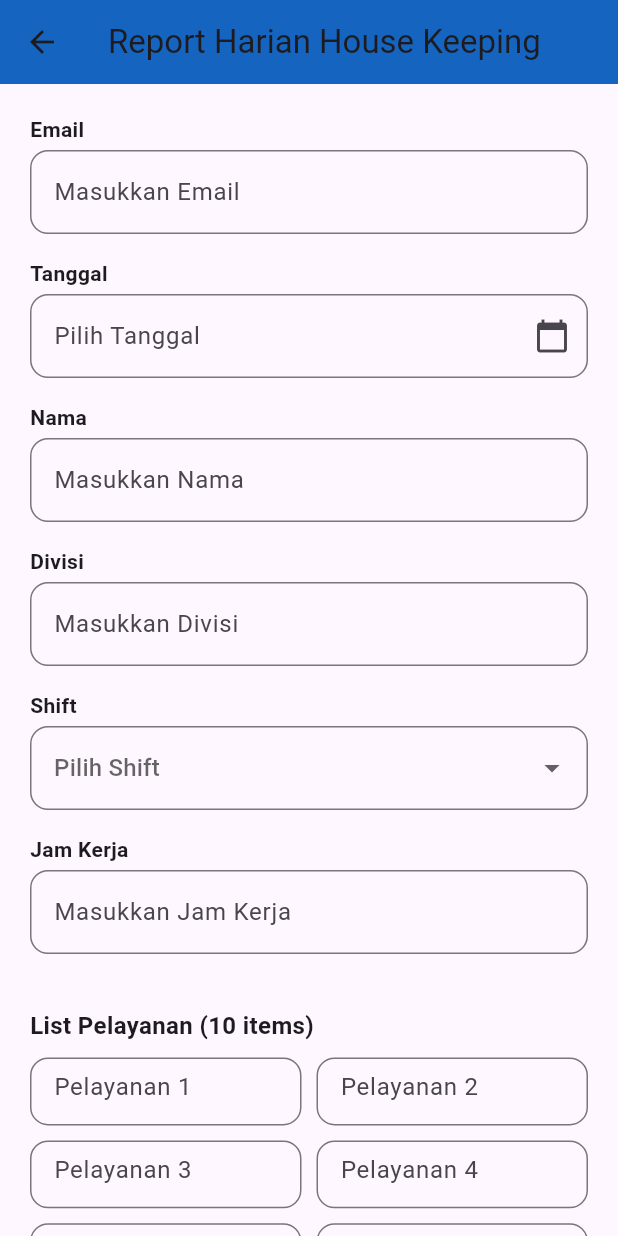
After one commit to PutriMaya22/StaffLink-smartphone, a Flutter app: the HousekeepingReportForm screen opened directly, on a phone screen of 412 x 824 dp. The commit adds this screen. Run offline on Flutter 3.47's test engine with Material 3 defaults, Android fonts, the phone set to English and light mode, and no system bars; our stand-ins replace image_picker.

Commit message:
update_160525

```diff
--- /dev/null
+++ b/lib/screens/HousekeepingReportForm.dart
@@ -0,0 +1,267 @@
+import 'package:flutter/material.dart';
+import 'package:intl/intl.dart';
+import 'dart:io';
+import 'package:image_picker/image_picker.dart';
+
+class HousekeepingReportForm extends StatefulWidget {
+  @override
+  _HousekeepingReportFormState createState() => _HousekeepingReportFormState();
+}
+
+class _HousekeepingReportFormState extends State<HousekeepingReportForm> {
+  final _formKey = GlobalKey<FormState>();
+  final _dateController = TextEditingController();
+  final ImagePicker _picker = ImagePicker();
+
+  String? selectedShift;
+  final List<String?> pelayanan = List.filled(10, '');
+  final List<File?> dokumen = List.filled(10, null);
+
+  Future<void> _selectDate() async {
+    DateTime? picked = await showDatePicker(
+      context: context,
+      initialDate: DateTime.now(),
+      firstDate: DateTime(2020),
+      lastDate: DateTime(2100),
+    );
+    if (picked != null) {
+      setState(() {
+        _dateController.text = DateFormat('yyyy-MM-dd').format(picked);
+      });
+    }
+  }
+
+  Future<void> _pickImage(int index) async {
+    final XFile? image = await _picker.pickImage(source: ImageSource.gallery);
+    if (image != null) {
+      setState(() {
+        dokumen[index] = File(image.path);
+      });
+    }
+  }
+
+  @override
+  void dispose() {
+    _dateController.dispose();
+    super.dispose();
+  }
+
+  @override
+  Widget build(BuildContext context) {
+    return Scaffold(
+      appBar: AppBar(
+        title: Text('Report Harian House Keeping'),
+        backgroundColor: Colors.blue[800],
+      ),
+      body: SingleChildScrollView(
+        padding: EdgeInsets.all(20),
+        child: Form(
+          key: _formKey,
+          child: Column(
+            children: [
+              buildTextField(
+                label: "Email",
+                keyboardType: TextInputType.emailAddress,
+              ),
+              buildDateField(context),
+              buildTextField(label: "Nama"),
+              buildTextField(label: "Divisi"),
+              buildDropdownField(),
+              buildTextField(label: "Jam Kerja"),
+
+              SizedBox(height: 20),
+              buildPelayananSection(),
+              SizedBox(height: 20),
+              buildDokumentasiSection(),
+
+              SizedBox(height: 24),
+              ElevatedButton(
+                onPressed: () {
+                  if (_formKey.currentState!.validate()) {
+                    _formKey.currentState!.save(); // simpan data pelayanan
+                    ScaffoldMessenger.of(
+                      context,
+                    ).showSnackBar(SnackBar(content: Text('Form submitted')));
+                  }
+                },
+                style: ElevatedButton.styleFrom(
+                  backgroundColor: Colors.blue[700],
+                  shape: StadiumBorder(),
+                  padding: EdgeInsets.symmetric(vertical: 16),
+                ),
+                child: Center(
+                  child: Text('Submit Report', style: TextStyle(fontSize: 18)),
+                ),
+              ),
+            ],
+          ),
+        ),
+      ),
+    );
+  }
+
+  Widget buildTextField({required String label, TextInputType? keyboardType}) {
+    return Column(
+      crossAxisAlignment: CrossAxisAlignment.start,
+      children: [
+        Text(label, style: TextStyle(fontWeight: FontWeight.w600)),
+        SizedBox(height: 4),
+        TextFormField(
+          keyboardType: keyboardType,
+          validator:
+              (value) => value == null || value.isEmpty ? 'Wajib diisi' : null,
+          decoration: InputDecoration(
+            hintText: 'Masukkan $label',
+            border: OutlineInputBorder(
+              borderRadius: BorderRadius.circular(12.0),
+            ),
+          ),
+        ),
+        SizedBox(height: 16),
+      ],
+    );
+  }
+
+  Widget buildDateField(BuildContext context) {
+    return Column(
+      crossAxisAlignment: CrossAxisAlignment.start,
+      children: [
+        Text("Tanggal", style: TextStyle(fontWeight: FontWeight.w600)),
+        SizedBox(height: 4),
+        TextFormField(
+          controller: _dateController,
+          readOnly: true,
+          onTap: _selectDate,
+          validator:
+              (value) =>
+                  value == null || value.isEmpty ? 'Pilih tanggal' : null,
+          decoration: InputDecoration(
+            hintText: 'Pilih Tanggal',
+            border: OutlineInputBorder(
+              borderRadius: BorderRadius.circular(12.0),
+            ),
+            suffixIcon: Icon(Icons.calendar_today),
+          ),
+        ),
+        SizedBox(height: 16),
+      ],
+    );
+  }
+
+  Widget buildDropdownField() {
+    return Column(
+      crossAxisAlignment: CrossAxisAlignment.start,
+      children: [
+        Text("Shift", style: TextStyle(fontWeight: FontWeight.w600)),
+        SizedBox(height: 4),
+        DropdownButtonFormField<String>(
+          decoration: InputDecoration(
+            border: OutlineInputBorder(
+              borderRadius: BorderRadius.circular(12.0),
+            ),
+          ),
+          hint: Text('Pilih Shift'),
+          value: selectedShift,
+          validator: (value) => value == null ? 'Pilih shift' : null,
+          onChanged: (value) {
+            setState(() {
+              selectedShift = value;
+            });
+          },
+          items:
+              ['Pagi', 'Siang', 'Malam']
+                  .map(
+                    (shift) =>
+                        DropdownMenuItem(value: shift, child: Text(shift)),
+                  )
+                  .toList(),
+        ),
+        SizedBox(height: 16),
+      ],
+    );
+  }
+
+  Widget buildPelayananSection() {
+    return Column(
+      crossAxisAlignment: CrossAxisAlignment.start,
+      children: [
+        Text(
+          "List Pelayanan (10 items)",
+          style: TextStyle(fontSize: 16, fontWeight: FontWeight.w600),
+        ),
+        SizedBox(height: 10),
+        GridView.builder(
+          shrinkWrap: true,
+          physics: NeverScrollableScrollPhysics(),
+          itemCount: 10,
+          gridDelegate: SliverGridDelegateWithFixedCrossAxisCount(
+            crossAxisCount: 2,
+            childAspectRatio: 4,
+            crossAxisSpacing: 10,
+            mainAxisSpacing: 10,
+          ),
+          itemBuilder: (_, i) {
+            return TextFormField(
+              decoration: InputDecoration(
+                hintText: 'Pelayanan ${i + 1}',
+                border: OutlineInputBorder(
+                  borderRadius: BorderRadius.circular(12.0),
+                ),
+              ),
+              onSaved: (val) => pelayanan[i] = val ?? '',
+            );
+          },
+        ),
+      ],
+    );
+  }
+
+  Widget buildDokumentasiSection() {
+    return Column(
+      crossAxisAlignment: CrossAxisAlignment.start,
+      children: [
+        Text(
+          "Dokumentasi Pelayanan (Upload 10 dokumen)",
+          style: TextStyle(fontSize: 16, fontWeight: FontWeight.w600),
+        ),
+        SizedBox(height: 10),
+        GridView.builder(
+          shrinkWrap: true,
+          physics: NeverScrollableScrollPhysics(),
+          itemCount: 10,
+          gridDelegate: SliverGridDelegateWithFixedCrossAxisCount(
+            crossAxisCount: 2,
+            childAspectRatio: 3.5,
+            crossAxisSpacing: 10,
+            mainAxisSpacing: 10,
+          ),
+          itemBuilder: (_, i) {
+            final file = dokumen[i];
+            return ElevatedButton(
+              onPressed: () => _pickImage(i),
+              style: ElevatedButton.styleFrom(
+                backgroundColor: file != null ? Colors.green : Colors.blue,
+                padding: EdgeInsets.symmetric(vertical: 10),
+              ),
+              child:
+                  file != null
+                      ? Row(
+                        mainAxisAlignment: MainAxisAlignment.spaceBetween,
+                        children: [
+                          Flexible(
+                            child: Text(
+                              'File ${i + 1} selected',
+                              overflow: TextOverflow.ellipsis,
+                            ),
+                          ),
+                          Icon(Icons.check_circle, color: Colors.white),
+                        ],
+                      )
+                      : Text('Upload ${i + 1}'),
+            );
+          },
+        ),
+      ],
+    );
+  }
+}
--- a/lib/screens/home.dart
+++ b/lib/screens/home.dart
@@ -1,4 +1,5 @@
 import 'package:flutter/material.dart';
+import 'HousekeepingReportForm.dart';
 
 class TaskManagerScreen extends StatelessWidget {
   const TaskManagerScreen({super.key});
@@ -7,7 +8,17 @@ class TaskManagerScreen extends StatelessWidget {
   Widget build(BuildContext context) {
     return Scaffold(
       backgroundColor: Colors.grey[100],
+
       bottomNavigationBar: BottomNavigationBar(
+        currentIndex: 0,
+        onTap: (index) {
+          if (index == 1) {
+            Navigator.push(
+              context,
+              MaterialPageRoute(builder: (context) => HousekeepingReportForm()),
+            );
+          }
+        },
         items: const [
           BottomNavigationBarItem(icon: Icon(Icons.home), label: 'Home'),
           BottomNavigationBarItem(icon: Icon(Icons.assignment), label: 'Form'),
@@ -21,6 +32,7 @@ class TaskManagerScreen extends StatelessWidget {
         unselectedItemColor: Colors.grey,
         showUnselectedLabels: true,
       ),
+
       body: SafeArea(
         child: Column(
           children: [
--- a/pubspec.yaml
+++ b/pubspec.yaml
@@ -1,6 +1,6 @@
 name: stafflink
 description: "A new Flutter project."
-publish_to: 'none'
+publish_to: "none"
 
 version: 1.0.0+1
 
@@ -10,7 +10,11 @@ environment:
 dependencies:
   flutter:
     sdk: flutter
+  get: ^4.7.2
   cupertino_icons: ^1.0.8
+
+  image_picker: ^0.8.7+4
+  intl: any
 
 dev_dependencies:
   flutter_test:
```
Also changed, not shown: lib/screens/login.dart (line endings or trailing spaces), pubspec.lock, 5 other files.
